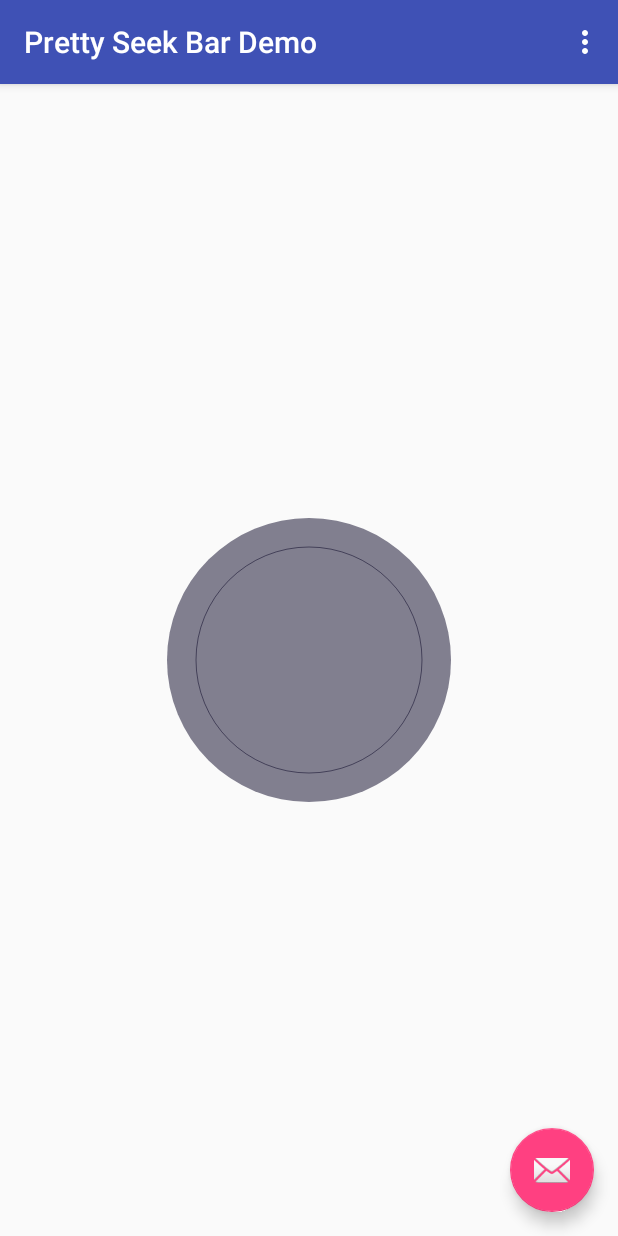
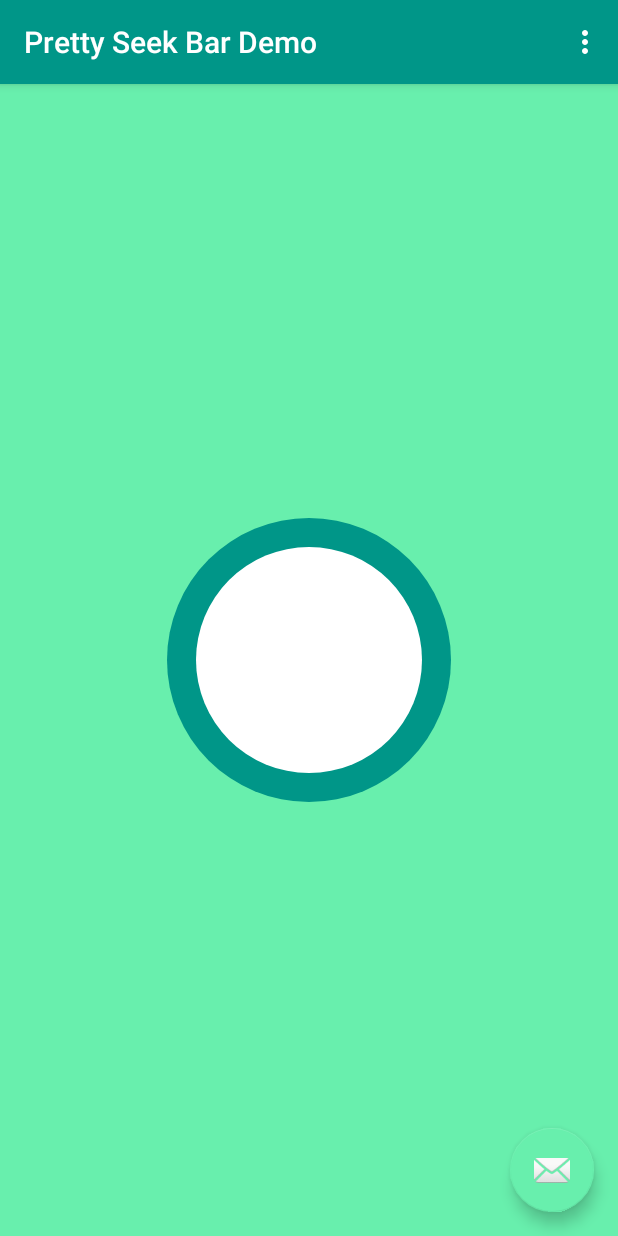
Before and after one commit to v-adhithyan/PrettySeekBar, an Android app: the screen it shows after launch (MainActivity), on a phone screen of 412 x 824 dp. Run offline under Robolectric (Android 15) with nearby library versions, the phone set to English and light mode, and no system bars.

Commit message:
circle colors default and programmatic support added

```diff
--- a/PrettySeekBar_library/src/main/java/com/avtechlabs/prettyseekbar/PrettySeekBar.java
+++ b/PrettySeekBar_library/src/main/java/com/avtechlabs/prettyseekbar/PrettySeekBar.java
@@ -48,8 +48,8 @@ public class PrettySeekBar extends View{
         paint.setColor(outerCircleFillColor);
         canvas.drawCircle(viewWidthHalf, viewHeightHalf, outerCircleRadius, paint);
 
-        paint.setStyle(Paint.Style.STROKE);
-        //paint.setColor(innerCircleFillColor);
+        paint.setStyle(Paint.Style.FILL);
+        paint.setColor(innerCircleFillColor);
         canvas.drawCircle(viewWidthHalf, viewHeightHalf, innerCircleRadius, paint);
     }
 }
--- a/PrettySeekBar_library/src/main/res/values/colors.xml
+++ b/PrettySeekBar_library/src/main/res/values/colors.xml
@@ -4,6 +4,6 @@
     <color name="colorPrimaryDark">#303F9F</color>
     <color name="colorAccent">#FF4081</color>
 
-    <color name="outer">#303F9F</color>
+    <color name="outer">#000000</color>
     <color name="inner">#FFFFFF</color>
 </resources>
--- a/PrettySeekBar_sampleapp/src/main/res/layout/activity_main.xml
+++ b/PrettySeekBar_sampleapp/src/main/res/layout/activity_main.xml
@@ -5,6 +5,7 @@
     android:layout_width="match_parent"
     android:layout_height="match_parent"
     android:fitsSystemWindows="true"
+    android:background="@color/colorBackGround"
     tools:context="com.avtechlabs.prettyseekbardemo.MainActivity">
 
     <android.support.design.widget.AppBarLayout
--- a/PrettySeekBar_sampleapp/src/main/res/layout/content_main.xml
+++ b/PrettySeekBar_sampleapp/src/main/res/layout/content_main.xml
@@ -1,5 +1,6 @@
 <?xml version="1.0" encoding="utf-8"?>
 <RelativeLayout xmlns:android="http://schemas.android.com/apk/res/android"
+    xmlns:pretty="http://schemas.android.com/apk/res-auto"
     xmlns:app="http://schemas.android.com/apk/res-auto"
     xmlns:tools="http://schemas.android.com/tools"
     android:layout_width="match_parent"
@@ -14,6 +15,10 @@
 
     <com.avtechlabs.prettyseekbar.PrettySeekBar
         android:layout_width="wrap_content"
-        android:layout_height="wrap_content" />
+        android:layout_height="wrap_content"
+
+        pretty:outerCircleFillColor="@color/colorPrimary"
+        pretty:innerCircleFillColor="#FFFFFF"
+        />
 
 </RelativeLayout>
--- a/PrettySeekBar_sampleapp/src/main/res/values/colors.xml
+++ b/PrettySeekBar_sampleapp/src/main/res/values/colors.xml
@@ -1,6 +1,7 @@
 <?xml version="1.0" encoding="utf-8"?>
 <resources>
-    <color name="colorPrimary">#3F51B5</color>
-    <color name="colorPrimaryDark">#303F9F</color>
-    <color name="colorAccent">#FF4081</color>
+    <color name="colorPrimary">#009688</color>
+    <color name="colorPrimaryDark">#00796b</color>
+    <color name="colorBackGround">#68EFAD</color>
+    <color name="colorAccent">#68EFAD</color>
 </resources>
```
